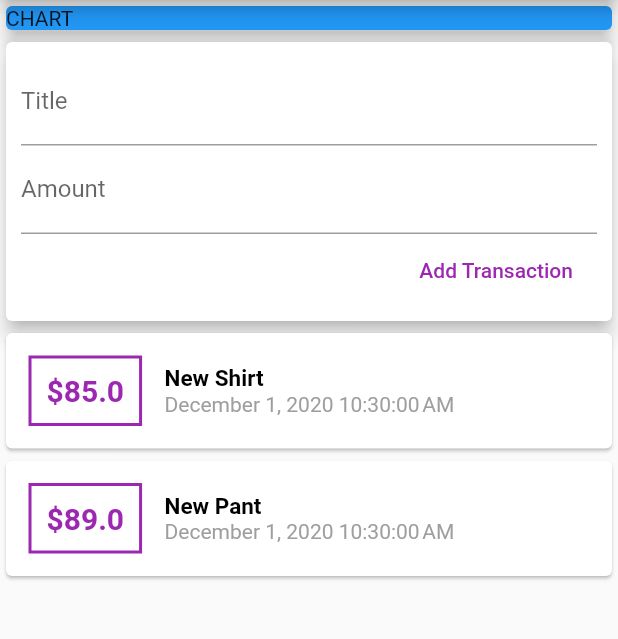
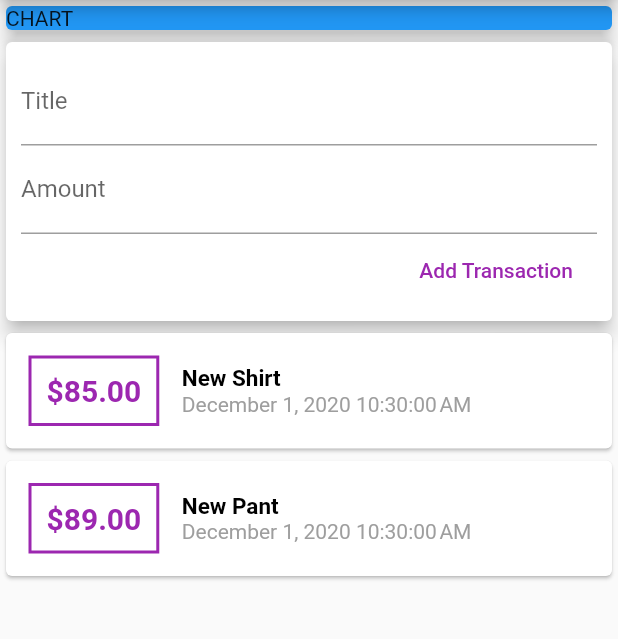
Before and after one commit to ratnesh-stack/Flutter, a Flutter app: the screen it shows after launch, on a phone screen of 412 x 824 dp, the part 84-723 px from its top. Run offline on Flutter 3.47's test engine with Material 2 defaults, Android fonts, the phone set to English and light mode, and no system bars; missing offline and left inert: dart:html.

```diff
--- a/ExpenseManager/lib/widgets/transaction_list.dart
+++ b/ExpenseManager/lib/widgets/transaction_list.dart
@@ -28,7 +28,7 @@ class TransactionList extends StatelessWidget {
                   ),
                   padding: EdgeInsets.all(10),
                   child: Text(
-                    '\$${transactions[index].amount}',
+                    '\$${transactions[index].amount.toStringAsFixed(2)}',
                     style: TextStyle(
                       fontSize: 20,
                       color: Colors.purple,
```
